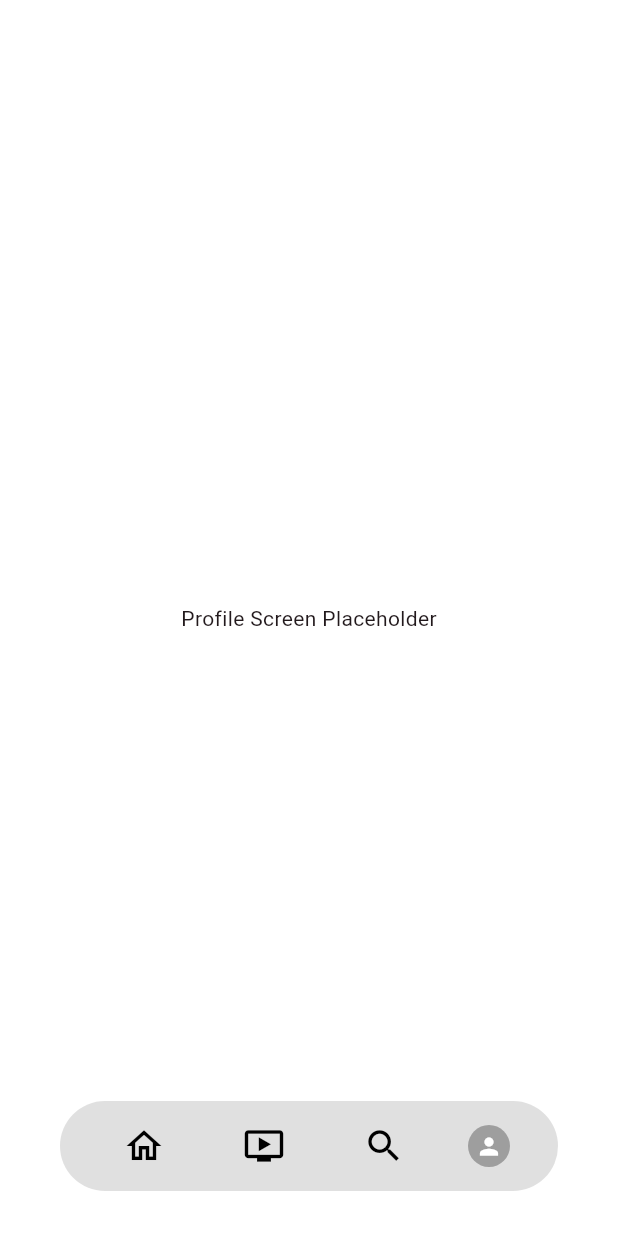
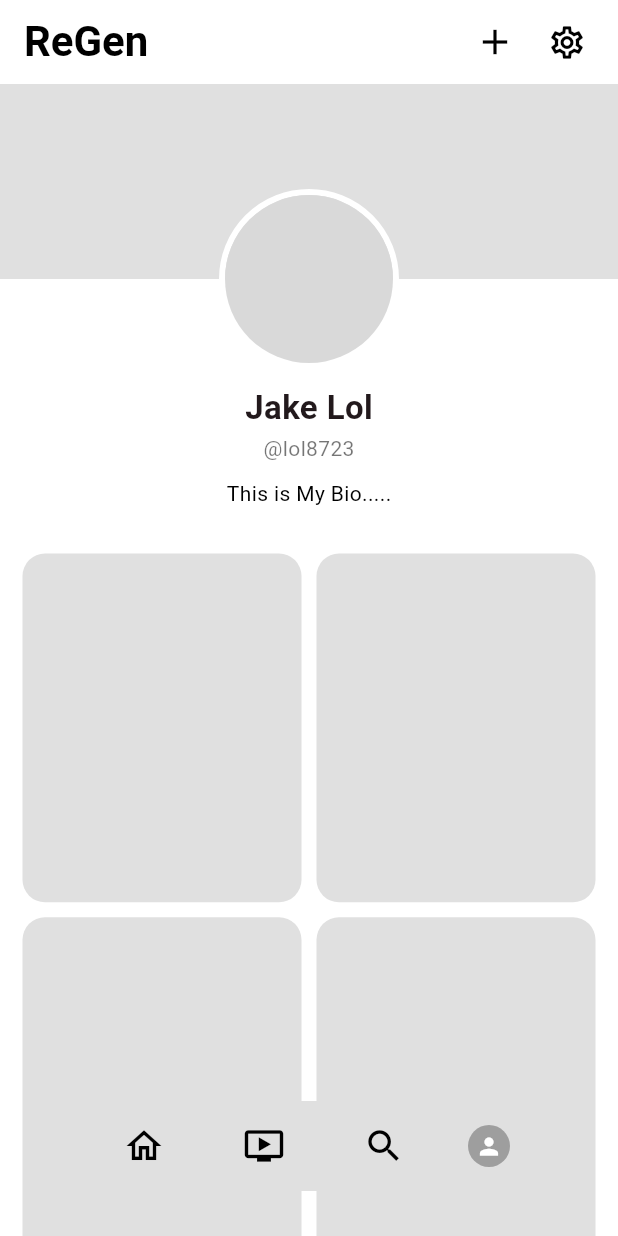
Before and after one commit to chathushkaimasara/ReGen, a Flutter app: the screen it shows after launch, item 4 of the bottom bar chosen, on a phone screen of 412 x 824 dp. Run offline on Flutter 3.47's test engine with Material 3 defaults, Android fonts, the phone set to English and light mode, and no system bars; Roboto replaces fonts that are missing (SFPro).

Commit message:
Adding Profile Screen

```diff
--- a/lib/screens/main_layout.dart
+++ b/lib/screens/main_layout.dart
@@ -1,5 +1,6 @@
 import 'package:flutter/material.dart';
 import 'home_screen.dart';
+import 'profile_screen.dart';
 
 class MainLayout extends StatefulWidget {
   const MainLayout({super.key});
@@ -11,11 +12,12 @@ class MainLayout extends StatefulWidget {
 class _MainLayoutState extends State<MainLayout> {
   int _currentIndex = 0;
 
+
   final List<Widget> _screens = [
     const HomeScreen(),
     const Center(child: Text('Video Screen Placeholder')),
     const Center(child: Text('Search Screen Placeholder')),
-    const Center(child: Text('Profile Screen Placeholder')),
+    const ProfileScreen(),
   ];
 
   @override
--- /dev/null
+++ b/lib/screens/profile_screen.dart
@@ -0,0 +1,125 @@
+import 'package:flutter/material.dart';
+import 'upload_screen.dart';
+
+class ProfileScreen extends StatelessWidget {
+  const ProfileScreen({super.key});
+
+  @override
+  Widget build(BuildContext context) {
+    return Scaffold(
+      backgroundColor: Colors.white,
+      appBar: AppBar(
+        backgroundColor: Colors.white,
+        elevation: 0,
+        title: const Text(
+          'ReGen',
+          style: TextStyle(
+            fontFamily: 'SFPro',
+            fontWeight: FontWeight.bold,
+            fontSize: 28,
+            color: Colors.black,
+          ),
+        ),
+        actions: [
+          IconButton(
+            icon: const Icon(Icons.add, color: Colors.black, size: 28),
+            onPressed: () {
+              Navigator.push(
+                context,
+                MaterialPageRoute(builder: (context) => const UploadScreen()),
+              );
+            },
+          ),
+          IconButton(
+            icon: const Icon(Icons.settings_outlined, color: Colors.black, size: 26),
+            onPressed: () {
+
+            },
+          ),
+          const SizedBox(width: 10),
+        ],
+      ),
+      body: SingleChildScrollView(
+
+        padding: const EdgeInsets.only(bottom: 120),
+        child: Column(
+          children: [
+
+            SizedBox(
+              height: 190,
+              child: Stack(
+                alignment: Alignment.topCenter,
+                children: [
+
+                  Container(
+                    height: 130,
+                    width: double.infinity,
+                    color: const Color(0xFFE0E0E0),
+                  ),
+
+                  Positioned(
+                    top: 70,
+                    child: Container(
+                      decoration: BoxDecoration(
+                        shape: BoxShape.circle,
+                        border: Border.all(color: Colors.white, width: 4),
+                      ),
+                      child: const CircleAvatar(
+                        radius: 56,
+                        backgroundColor: Color(0xFFD9D9D9),
+
+
+                      ),
+                    ),
+                  ),
+                ],
+              ),
+            ),
+            const SizedBox(height: 10),
+
+
+            const Text(
+              'Jake Lol',
+              style: TextStyle(fontSize: 22, fontWeight: FontWeight.bold),
+            ),
+            const SizedBox(height: 2),
+            const Text(
+              '@lol8723',
+              style: TextStyle(fontSize: 14, color: Colors.black54),
+            ),
+            const SizedBox(height: 10),
+            const Text(
+              'This is My Bio.....',
+              style: TextStyle(fontSize: 14, color: Colors.black),
+            ),
+            const SizedBox(height: 30),
+
+
+            Padding(
+              padding: const EdgeInsets.symmetric(horizontal: 15.0),
+              child: GridView.builder(
+                physics: const NeverScrollableScrollPhysics(),
+                shrinkWrap: true,
+                itemCount: 6,
+                gridDelegate: const SliverGridDelegateWithFixedCrossAxisCount(
+                  crossAxisCount: 2,
+                  crossAxisSpacing: 10,
+                  mainAxisSpacing: 10,
+                  childAspectRatio: 0.8,
+                ),
+                itemBuilder: (context, index) {
+                  return Container(
+                    decoration: BoxDecoration(
+                      color: const Color(0xFFE0E0E0),
+                      borderRadius: BorderRadius.circular(15),
+                    ),
+                  );
+                },
+              ),
+            ),
+          ],
+        ),
+      ),
+    );
+  }
+}
```
